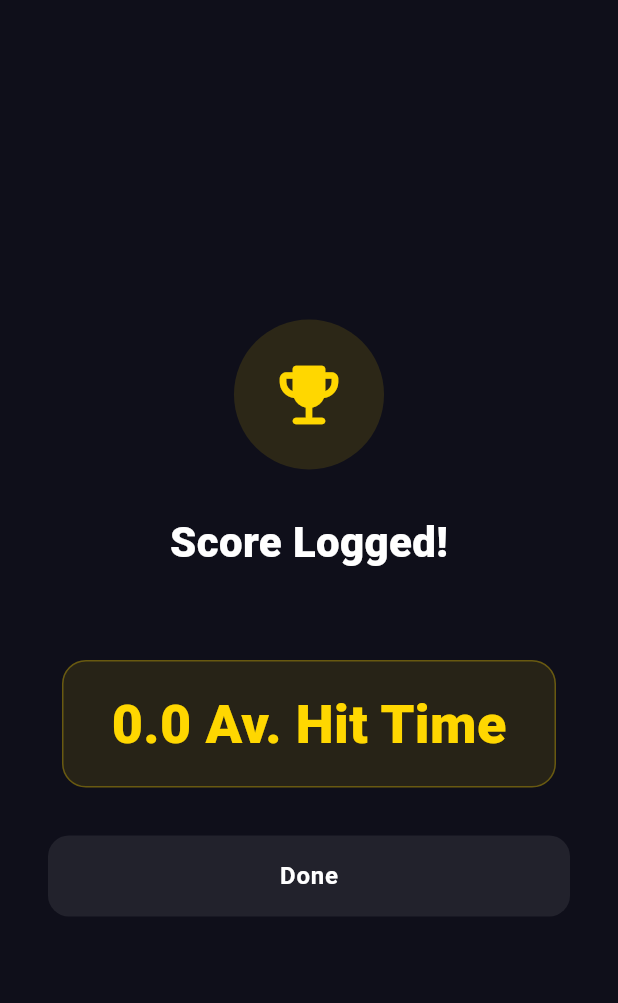
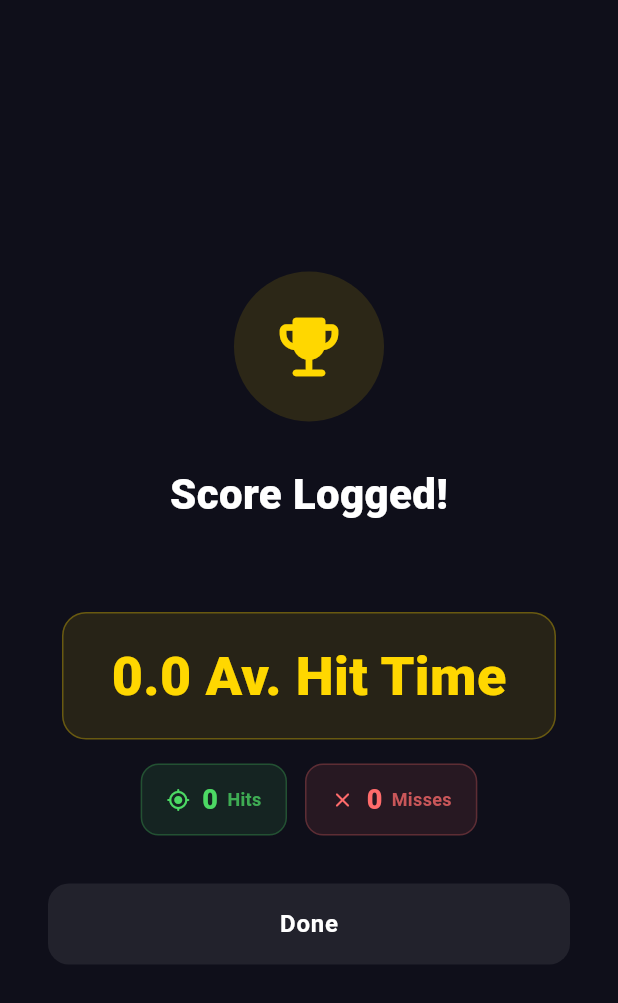
Before and after one commit to drivenationdigital/Drivelife-Scanner, a Flutter app: the _SpeedwellSuccessScreen screen opened directly with empty values, on a phone screen of 412 x 824 dp. Shown: the top 1003 px of the screen. Run offline on Flutter 3.47's test engine with Material 3 defaults, Android fonts, the phone set to English and light mode, and no system bars; our stand-ins replace shared_preferences; missing offline and left inert: mobile_scanner; accounts and stored records are empty.

Commit message:
Added hits + miss for speedwall

```diff
--- a/lib/pages/result_page.dart
+++ b/lib/pages/result_page.dart
@@ -677,7 +677,7 @@ class _OfferAlreadyRedeemedView extends StatelessWidget {
   }
 }
 
-// ── _SpeedwellScoreEntryView ───────────────────────────────────────────────
+
 class _SpeedwellScoreEntryView extends StatefulWidget {
   final int offerId;
   final int userId;
@@ -704,13 +704,14 @@ class _SpeedwellScoreEntryView extends StatefulWidget {
 
 class _SpeedwellScoreEntryViewState extends State<_SpeedwellScoreEntryView> {
   final _scoreController = TextEditingController();
+  final _hitsController = TextEditingController();
+  final _missesController = TextEditingController();
   final _locationController = TextEditingController();
   final _formKey = GlobalKey<FormState>();
 
   bool _submitting = false;
   String? _submitError;
 
-  // Pre-fill in initState
   @override
   void initState() {
     super.initState();
@@ -722,6 +723,8 @@ class _SpeedwellScoreEntryViewState extends State<_SpeedwellScoreEntryView> {
   @override
   void dispose() {
     _scoreController.dispose();
+    _hitsController.dispose();
+    _missesController.dispose();
     _locationController.dispose();
     super.dispose();
   }
@@ -734,23 +737,30 @@ class _SpeedwellScoreEntryViewState extends State<_SpeedwellScoreEntryView> {
       _submitError = null;
     });
 
+    final score = double.parse(_scoreController.text.trim());
+    final hits = int.parse(_hitsController.text.trim());
+    final misses = int.parse(_missesController.text.trim());
+
     final success = await widget.api.logSpeedwellScore(
       offerId: widget.offerId,
       userId: widget.userId,
-      score: double.parse(_scoreController.text.trim()),
+      score: score,
+      hits: hits,
+      misses: misses,
       location: _locationController.text.trim(),
     );
 
     if (!mounted) return;
 
     if (success) {
-      // Replace this view with the success screen
       Navigator.pushReplacement(
         context,
         MaterialPageRoute(
           builder: (_) => _SpeedwellSuccessScreen(
             userDisplayName: widget.userDisplayName,
-            score: double.parse(_scoreController.text.trim()),
+            score: score,
+            hits: hits,
+            misses: misses,
             onDone: widget.onDone,
           ),
         ),
@@ -850,7 +860,8 @@ class _SpeedwellScoreEntryViewState extends State<_SpeedwellScoreEntryView> {
 
             const SizedBox(height: 20),
 
-            _label('Score'),
+            // Score
+            _label('Avg. Hit Time'),
             const SizedBox(height: 8),
             TextFormField(
               controller: _scoreController,
@@ -862,7 +873,7 @@ class _SpeedwellScoreEntryViewState extends State<_SpeedwellScoreEntryView> {
                 fontSize: 22,
                 fontWeight: FontWeight.w800,
               ),
-              decoration: _inputDecoration(hint: 'e.g. 450'),
+              decoration: _inputDecoration(hint: 'e.g. 1.42'),
               validator: (v) {
                 if (v == null || v.trim().isEmpty) return 'Enter a score';
                 final n = double.tryParse(v.trim());
@@ -873,6 +884,57 @@ class _SpeedwellScoreEntryViewState extends State<_SpeedwellScoreEntryView> {
 
             const SizedBox(height: 20),
 
+            // Hits + Misses (side by side)
+            Row(
+              crossAxisAlignment: CrossAxisAlignment.start,
+              children: [
+                Expanded(
+                  child: Column(
+                    crossAxisAlignment: CrossAxisAlignment.start,
+                    children: [
+                      _label('Hits'),
+                      const SizedBox(height: 8),
+                      TextFormField(
+                        controller: _hitsController,
+                        keyboardType: TextInputType.number,
+                        style: const TextStyle(
+                          color: Colors.white,
+                          fontSize: 22,
+                          fontWeight: FontWeight.w800,
+                        ),
+                        decoration: _inputDecoration(hint: '0'),
+                        validator: _intValidator,
+                      ),
+                    ],
+                  ),
+                ),
+                const SizedBox(width: 12),
+                Expanded(
+                  child: Column(
+                    crossAxisAlignment: CrossAxisAlignment.start,
+                    children: [
+                      _label('Misses'),
+                      const SizedBox(height: 8),
+                      TextFormField(
+                        controller: _missesController,
+                        keyboardType: TextInputType.number,
+                        style: const TextStyle(
+                          color: Colors.white,
+                          fontSize: 22,
+                          fontWeight: FontWeight.w800,
+                        ),
+                        decoration: _inputDecoration(hint: '0'),
+                        validator: _intValidator,
+                      ),
+                    ],
+                  ),
+                ),
+              ],
+            ),
+
+            const SizedBox(height: 20),
+
+            // Location (read-only)
             _label('Location'),
             const SizedBox(height: 8),
             Container(
@@ -914,7 +976,7 @@ class _SpeedwellScoreEntryViewState extends State<_SpeedwellScoreEntryView> {
               ),
             ],
 
-            const SizedBox(height: 32), // ← was Spacer()
+            const SizedBox(height: 32),
 
             SizedBox(
               width: double.infinity,
@@ -972,6 +1034,14 @@ class _SpeedwellScoreEntryViewState extends State<_SpeedwellScoreEntryView> {
     );
   }
 
+  String? _intValidator(String? v) {
+    if (v == null || v.trim().isEmpty) return 'Required';
+    final n = int.tryParse(v.trim());
+    if (n == null) return 'Whole number';
+    if (n < 0) return 'Cannot be negative';
+    return null;
+  }
+
   Widget _label(String text) => Text(
     text,
     style: TextStyle(
@@ -1012,16 +1082,18 @@ class _SpeedwellScoreEntryViewState extends State<_SpeedwellScoreEntryView> {
   );
 }
 
-// ── _SpeedwellSuccessScreen ────────────────────────────────────────────────
-
 class _SpeedwellSuccessScreen extends StatelessWidget {
   final String userDisplayName;
   final double score;
+  final int hits;
+  final int misses;
   final VoidCallback onDone;
 
   const _SpeedwellSuccessScreen({
     required this.userDisplayName,
     required this.score,
+    required this.hits,
+    required this.misses,
     required this.onDone,
   });
 
@@ -1035,7 +1107,7 @@ class _SpeedwellSuccessScreen extends StatelessWidget {
           child: Column(
             mainAxisAlignment: MainAxisAlignment.center,
             children: [
-              // Trophy icon
+              // Trophy
               Container(
                 width: 100,
                 height: 100,
@@ -1096,7 +1168,29 @@ class _SpeedwellSuccessScreen extends StatelessWidget {
                 ),
               ),
 
-              SizedBox(height: 32),
+              const SizedBox(height: 16),
+
+              // Hits / Misses summary
+              Row(
+                mainAxisAlignment: MainAxisAlignment.center,
+                children: [
+                  _StatPill(
+                    icon: Icons.gps_fixed_rounded,
+                    label: 'Hits',
+                    value: '$hits',
+                    color: const Color(0xFF4CD964),
+                  ),
+                  const SizedBox(width: 12),
+                  _StatPill(
+                    icon: Icons.close_rounded,
+                    label: 'Misses',
+                    value: '$misses',
+                    color: const Color(0xFFFF6B6B),
+                  ),
+                ],
+              ),
+
+              const SizedBox(height: 32),
 
               SizedBox(
                 width: double.infinity,
@@ -1124,3 +1218,53 @@ class _SpeedwellSuccessScreen extends StatelessWidget {
     );
   }
 }
+
+class _StatPill extends StatelessWidget {
+  final IconData icon;
+  final String label;
+  final String value;
+  final Color color;
+
+  const _StatPill({
+    required this.icon,
+    required this.label,
+    required this.value,
+    required this.color,
+  });
+
+  @override
+  Widget build(BuildContext context) {
+    return Container(
+      padding: const EdgeInsets.symmetric(horizontal: 16, vertical: 10),
+      decoration: BoxDecoration(
+        color: color.withOpacity(0.10),
+        borderRadius: BorderRadius.circular(12),
+        border: Border.all(color: color.withOpacity(0.25)),
+      ),
+      child: Row(
+        mainAxisSize: MainAxisSize.min,
+        children: [
+          Icon(icon, color: color, size: 16),
+          const SizedBox(width: 8),
+          Text(
+            value,
+            style: TextStyle(
+              color: color,
+              fontSize: 18,
+              fontWeight: FontWeight.w900,
+            ),
+          ),
+          const SizedBox(width: 6),
+          Text(
+            label,
+            style: TextStyle(
+              color: color.withOpacity(0.75),
+              fontSize: 12,
+              fontWeight: FontWeight.w600,
+            ),
+          ),
+        ],
+      ),
+    );
+  }
+}
--- a/lib/services/api_service.dart
+++ b/lib/services/api_service.dart
@@ -459,17 +459,21 @@ class ApiService {
     required int offerId,
     required int userId,
     required double score,
+    required int hits,      // ← new
+    required int misses,    // ← new
     required String location,
   }) async {
     try {
       final response = await http
           .post(
-            Uri.parse(ApiConfig.logSpeedwellScoreUrl), // add to ApiConfig
+            Uri.parse(ApiConfig.logSpeedwellScoreUrl),
             headers: _headers,
             body: jsonEncode({
               'offer_id': offerId,
-              'user_id': userId,
-              'score': score,
+              'user_id':  userId,
+              'score':    score,
+              'hits':     hits,     // ← new
+              'misses':   misses,   // ← new
               'location': location,
             }),
           )
@@ -481,7 +485,6 @@ class ApiService {
       }
 
       final data = jsonDecode(response.body) as Map<String, dynamic>;
-
       print(data);
       return data['success'] == true;
     } catch (_) {
```
